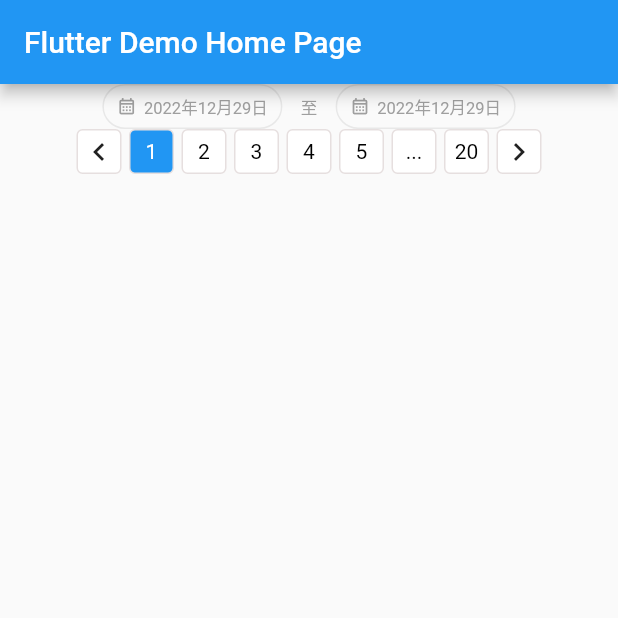
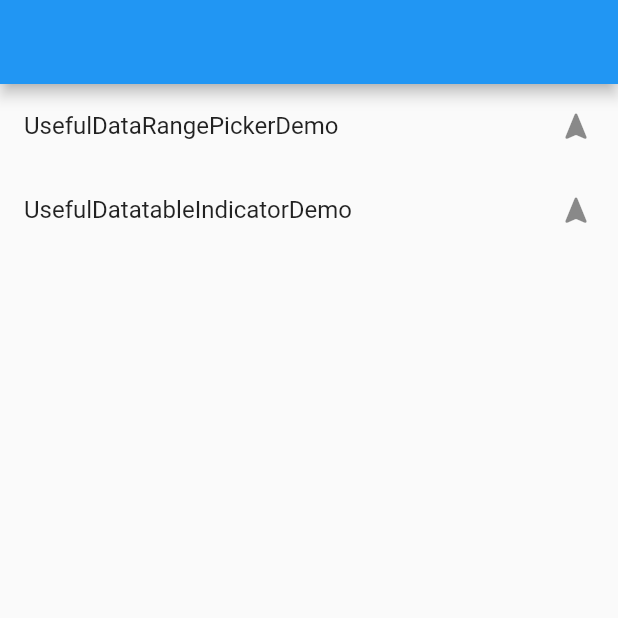
Before and after one commit to guchengxi1994/flutter_useful_widgets, a Flutter app: the screen it shows after launch, on a phone screen of 412 x 824 dp, the top half of it. Run offline on Flutter 3.47's test engine with Material 2 defaults, Android fonts, the phone set to English and light mode, and no system bars; our stand-ins replace calendar_date_picker2; missing offline and left inert: just_the_tooltip.

Commit message:
update example

```diff
--- a/example/lib/main.dart
+++ b/example/lib/main.dart
@@ -1,5 +1,6 @@
 import 'package:flutter/material.dart';
-import 'package:flutter_useful_widgets/flutter_useful_widgets.dart';
+import 'useful_date_range_picker_demo.dart';
+import 'useful_datatable_indicator_demo.dart';
 
 void main() {
   runApp(const MyApp());
@@ -12,18 +13,18 @@
   Widget build(BuildContext context) {
     return MaterialApp(
       title: 'Flutter Demo',
+      routes: Routers.routers,
+      initialRoute: Routers.pageMain,
       theme: ThemeData(
         primarySwatch: Colors.blue,
       ),
-      home: const MyHomePage(title: 'Flutter Demo Home Page'),
+      home: const MyHomePage(),
     );
   }
 }
 
 class MyHomePage extends StatefulWidget {
-  const MyHomePage({Key? key, required this.title}) : super(key: key);
-
-  final String title;
+  const MyHomePage({Key? key}) : super(key: key);
 
   @override
   State<MyHomePage> createState() => _MyHomePageState();
@@ -34,19 +35,38 @@
   Widget build(BuildContext context) {
     return Scaffold(
       appBar: AppBar(
-        title: Text(widget.title),
+        automaticallyImplyLeading: false,
       ),
-      body: Center(
-        child: Column(
-          children: [
-            const UsefulDateRangePicker(),
-            UsefulDatatableIndicator(
-              pageLength: 20,
-              whenIndexChanged: (int index) {},
-            )
-          ],
-        ),
+      body: Column(
+        children: [
+          ListTile(
+            onTap: () {
+              Navigator.of(context).pushNamed(Routers.pageDatepicker);
+            },
+            title: const Text("UsefulDataRangePickerDemo"),
+            trailing: const Icon(Icons.navigation_rounded),
+          ),
+          ListTile(
+            onTap: () {
+              Navigator.of(context).pushNamed(Routers.pageDatatableIndicator);
+            },
+            title: const Text("UsefulDatatableIndicatorDemo"),
+            trailing: const Icon(Icons.navigation_rounded),
+          ),
+        ],
       ),
     );
   }
 }
+
+class Routers {
+  static const String pageMain = "/pageMain";
+  static const String pageDatepicker = "/pageDatepicker";
+  static const String pageDatatableIndicator = "/pageDatatableIndicator";
+
+  static Map<String, WidgetBuilder> routers = {
+    pageMain: (context) => const MyHomePage(),
+    pageDatepicker: (context) => const UsefulDateRangePickerDemo(),
+    pageDatatableIndicator: (context) => const UsefulDatatableIndicatorDemo(),
+  };
+}
--- a/lib/flutter_useful_widgets.dart
+++ b/lib/flutter_useful_widgets.dart
@@ -2,3 +2,4 @@ library flutter_useful_widgets;
 
 export './date_pickers/date_pickers.dart';
 export './indicators/indicators.dart';
+export './sidebar/sidebar.dart';
--- a/lib/indicators/datatable_indicator.dart
+++ b/lib/indicators/datatable_indicator.dart
@@ -3,13 +3,12 @@
 import 'package:flutter/material.dart';
 import 'package:collection/collection.dart';
 
-typedef QueryInitialData<T> = dynamic Function();
-typedef QueryByIndex<T> = dynamic Function(int index);
+typedef QueryByIndex = dynamic Function(int selectedIndex);
 typedef IndicatorBuilder = Widget Function(Widget child);
 
 const double size = 30;
 
-class UsefulDatatableIndicator<Object> extends StatefulWidget {
+class UsefulDatatableIndicator extends StatefulWidget {
   const UsefulDatatableIndicator(
       {Key? key,
       this.initialIndex = 1,
@@ -21,7 +20,7 @@ class UsefulDatatableIndicator<Object> extends StatefulWidget {
   final int initialIndex;
   final int pageLength;
   final int countPerPage;
-  final QueryByIndex<Object> whenIndexChanged;
+  final QueryByIndex whenIndexChanged;
   final IndicatorBuilder? indicatorBuilder;
 
   @override
@@ -29,7 +28,7 @@ class UsefulDatatableIndicator<Object> extends StatefulWidget {
       UsefulDatatableIndicatorState();
 }
 
-class UsefulDatatableIndicatorState<T> extends State<UsefulDatatableIndicator> {
+class UsefulDatatableIndicatorState extends State<UsefulDatatableIndicator> {
   List _list = []; // 存放页码的数组
   late final int _total = widget.pageLength; // 页码数量（总数据量/一页需要展示多少条数据）
   late int _pageIndex = widget.initialIndex; // 当前页码
@@ -84,6 +83,7 @@ class UsefulDatatableIndicatorState<T> extends State<UsefulDatatableIndicator> {
                 setState(() {
                   _pageIndex--;
                   // 改变页码在这里发送事件通知
+                  widget.whenIndexChanged(_pageIndex);
                 });
               }
             },
@@ -106,6 +106,7 @@ class UsefulDatatableIndicatorState<T> extends State<UsefulDatatableIndicator> {
                 setState(() {
                   _pageIndex++;
                   // 改变页码在这里发送事件通知
+                  widget.whenIndexChanged(_pageIndex);
                 });
               }
             },
@@ -129,6 +130,7 @@ class UsefulDatatableIndicatorState<T> extends State<UsefulDatatableIndicator> {
                 if (_pageIndex != ele) {
                   _pageIndex = ele;
                   // 改变页码在这里发送事件通知
+                  widget.whenIndexChanged(_pageIndex);
                 }
               });
             }
--- /dev/null
+++ b/lib/sidebar/sidebar.dart
@@ -0,0 +1 @@
+export './desktop_simple_sidebar.dart';
```
Also changed, not shown: example/lib/useful_datatable_indicator_demo.dart (added, +20 -0 lines), example/lib/useful_date_range_picker_demo.dart (added, +14 -0 lines), lib/sidebar/desktop_simple_sidebar.dart (added).
